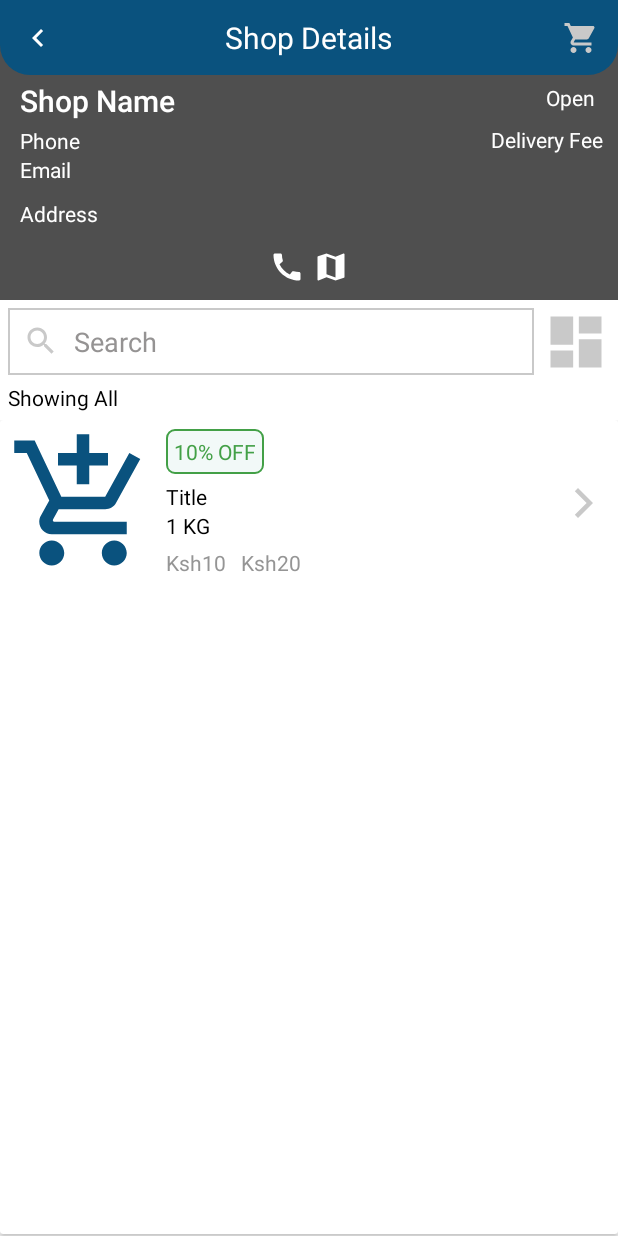
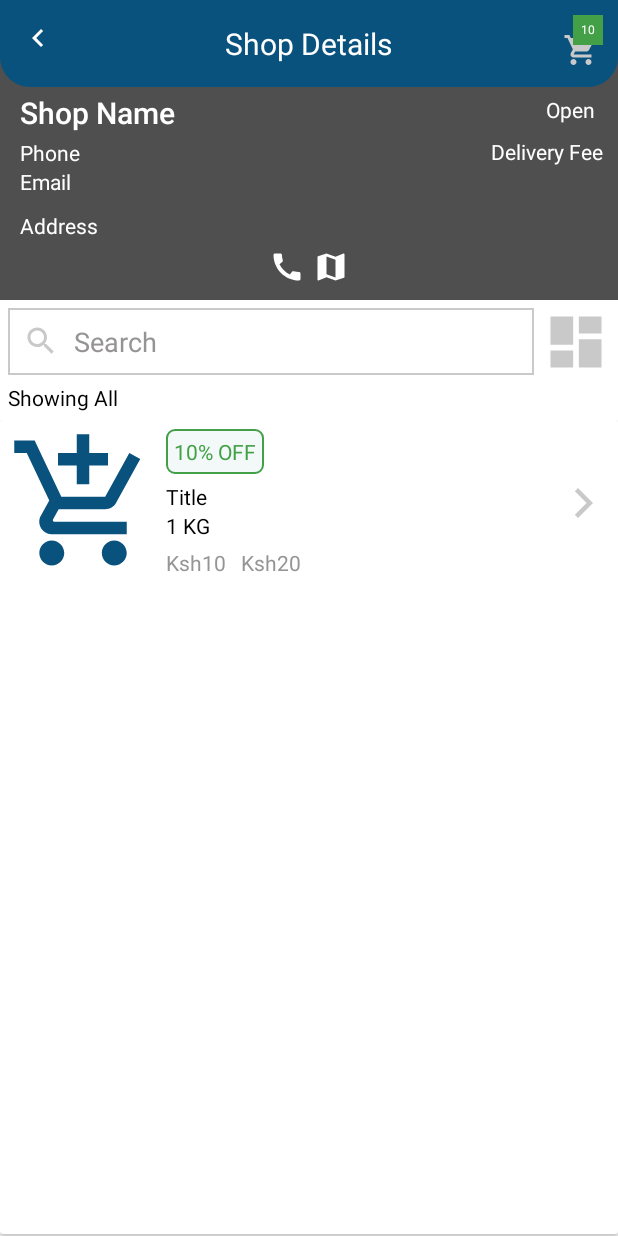
Before and after one commit to 122928/BigTuna, an Android app: the layout activity_shop_details.xml on its own in the app's theme, with its tools: preview values and no code run, on a phone screen of 412 x 824 dp. Run offline under Robolectric (Android 15) with nearby library versions, the phone set to English and light mode, and no system bars.

Commit message:
video 13(unfinished)

```diff
--- a/app/src/main/java/com/kanyi/bigtuna/adapter/AdapterProductUser.java
+++ b/app/src/main/java/com/kanyi/bigtuna/adapter/AdapterProductUser.java
@@ -243,6 +243,7 @@ public class AdapterProductUser extends RecyclerView.Adapter< AdapterProductUser
 
         Toast.makeText ( context , "Added to Cart" , Toast.LENGTH_SHORT ).show ( );
 
+        ((shopDetailsActivity)context).cartCount();
     }
 
     @Override
--- a/app/src/main/res/layout/activity_shop_details.xml
+++ b/app/src/main/res/layout/activity_shop_details.xml
@@ -27,7 +27,7 @@
         <RelativeLayout
             android:layout_width="match_parent"
             android:layout_height="wrap_content"
-            android:layout_marginTop="40dp"
+            android:layout_marginTop="48dp"
             android:padding="10dp">
 
             <TextView
@@ -134,6 +134,7 @@
             android:layout_height="30dp"
             android:layout_alignParentEnd="true"
             android:background="@null"
+            android:layout_marginTop="8dp"
             android:src="@drawable/ic_cart_gray" />
 
         <ImageButton
@@ -151,6 +152,18 @@
             android:text="Shop Details"
             android:textColor="@color/colorWhite"
             android:textSize="20sp"/>
+
+        <TextView
+            android:id="@+id/cartCountTv"
+            android:layout_width="20dp"
+            android:layout_height="20dp"
+            android:layout_alignParentEnd="true"
+            android:background="@drawable/shape_circle03"
+            android:gravity="center"
+            android:text="10"
+            android:textColor="@color/colorWhite"
+            android:textSize="8sp" />
+
 
     </RelativeLayout>
 
```
Also changed, not shown: app/src/main/java/com/kanyi/bigtuna/activities/ShopDetailsActivity.java (+44 -14 lines).
